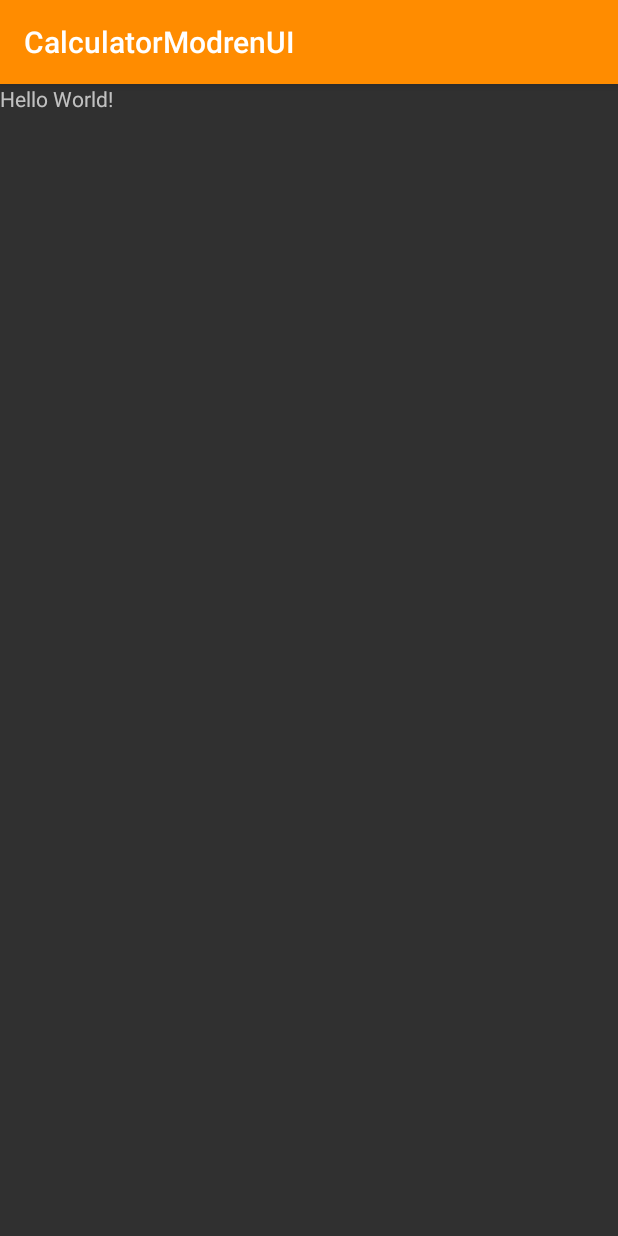
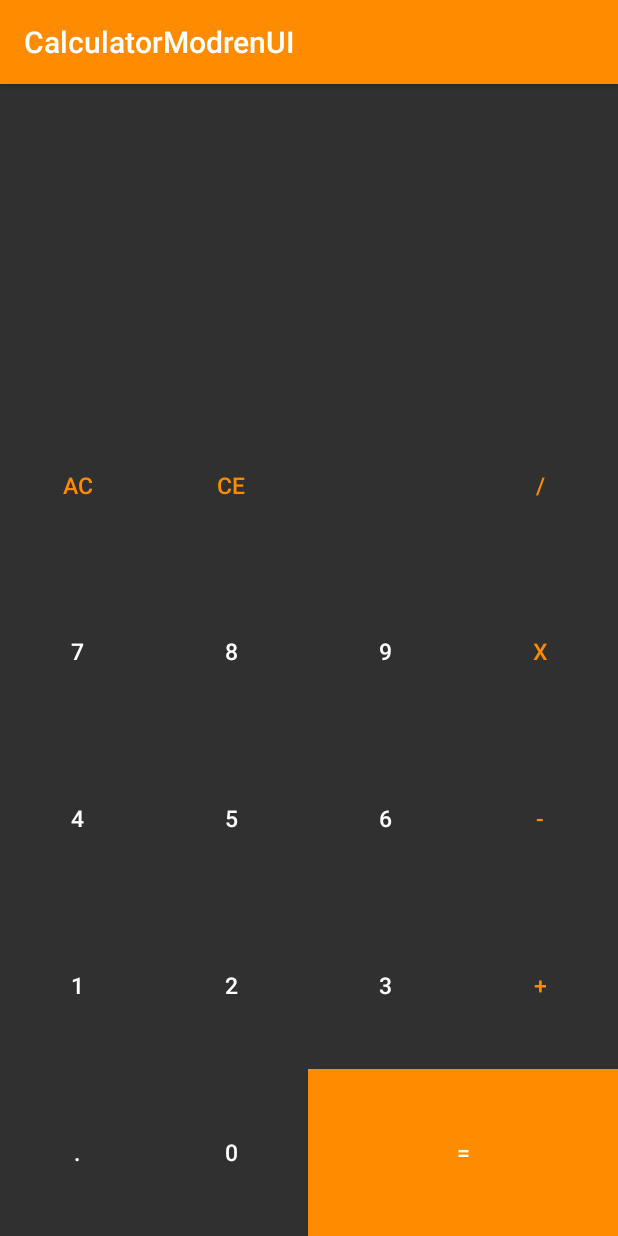
Before and after one commit to snimarpal/CalculatorModrenUI, an Android app: the screen it shows after launch (MainActivity), on a phone screen of 412 x 824 dp. Run offline under Robolectric (Android 15) with nearby library versions, the phone set to English and light mode, and no system bars.

Commit message:
Changes to styles.xml, activity_main.xml.xml and the ui part is finished

```diff
--- a/app/src/main/res/layout/activity_main.xml
+++ b/app/src/main/res/layout/activity_main.xml
@@ -4,15 +4,151 @@
     xmlns:tools="http://schemas.android.com/tools"
     android:layout_width="match_parent"
     android:layout_height="match_parent"
+    android:orientation="vertical"
     tools:context=".MainActivity">
 
-    <TextView
-        android:layout_width="wrap_content"
+    <LinearLayout
+        android:layout_width="match_parent"
         android:layout_height="wrap_content"
-        android:text="Hello World!"
-        app:layout_constraintBottom_toBottomOf="parent"
-        app:layout_constraintEnd_toEndOf="parent"
-        app:layout_constraintStart_toStartOf="parent"
-        app:layout_constraintTop_toTopOf="parent" />
+        android:layout_weight="1"
+        android:orientation="vertical">
+
+
+        <TextView
+            android:layout_width="match_parent"
+            android:layout_height="wrap_content"
+            android:layout_margin="20dp"
+            android:text=""
+            android:layout_gravity="center"
+            android:gravity="center"
+            android:textSize="25dp" />
+
+        <TextView
+            android:layout_width="match_parent"
+            android:layout_height="wrap_content"
+            android:layout_margin="20dp"
+            android:text=""
+            android:layout_gravity="center"
+            android:gravity="center"
+            android:textSize="25dp" />
+
+    </LinearLayout>
+
+    <LinearLayout
+        style="@style/buttonRow">
+
+        <Button
+            style="@style/buttonOPeration"
+            android:text="AC" >
+        </Button>
+
+        <Button
+            style="@style/buttonOPeration"
+            android:text="CE" >
+        </Button>
+
+        <Button
+            style="@style/buttonNumber">
+        </Button>
+
+        <Button
+            style="@style/buttonOPeration"
+            android:text="/" >
+        </Button>
+    </LinearLayout>
+    <LinearLayout
+        style="@style/buttonRow">
+
+        <Button
+            style="@style/buttonNumber"
+            android:text="7" >
+        </Button>
+
+        <Button
+            style="@style/buttonNumber"
+            android:text="8" >
+        </Button>
+
+        <Button
+            style="@style/buttonNumber"
+            android:text="9" >
+        </Button>
+
+        <Button
+            style="@style/buttonOPeration"
+            android:text="X" >
+        </Button>
+    </LinearLayout>
+
+    <LinearLayout
+        style="@style/buttonRow">
+
+        <Button
+            style="@style/buttonNumber"
+            android:text="4" >
+        </Button>
+
+        <Button
+            style="@style/buttonNumber"
+            android:text="5" >
+        </Button>
+
+        <Button
+            style="@style/buttonNumber"
+            android:text="6" >
+        </Button>
+
+        <Button
+            style="@style/buttonOPeration"
+            android:text="-" >
+        </Button>
+    </LinearLayout>
+
+    <LinearLayout
+        style="@style/buttonRow">
+
+        <Button
+            style="@style/buttonNumber"
+            android:text="1" >
+        </Button>
+
+        <Button
+            style="@style/buttonNumber"
+            android:text="2" >
+        </Button>
+
+        <Button
+            style="@style/buttonNumber"
+            android:text="3" >
+        </Button>
+
+        <Button
+            style="@style/buttonOPeration"
+            android:text="+" >
+        </Button>
+    </LinearLayout>
+
+    <LinearLayout
+        style="@style/buttonRow">
+
+        <Button
+            style="@style/buttonNumber"
+            android:text="." >
+        </Button>
+
+        <Button
+            style="@style/buttonNumber"
+            android:text="0" >
+        </Button>
+
+
+
+        <Button
+            style="@style/buttonNumber"
+            android:background="@color/orange"
+            android:layout_weight="2"
+            android:text="=" >
+        </Button>
+    </LinearLayout>
 
 </LinearLayout>
--- /dev/null
+++ b/app/src/main/res/values/styles.xml
@@ -0,0 +1,26 @@
+<?xml version="1.0" encoding="utf-8"?>
+<resources>\
+    <style name="buttonRow">
+        <item name="android:layout_width">match_parent</item>
+        <item name="android:layout_height">wrap_content</item>
+        <item name="android:layout_weight">1</item>
+    </style>
+
+    <style name="buttonNumber">
+        <item name="android:layout_width">0dp</item>
+        <item name="android:layout_height">match_parent</item>
+        <item name="android:layout_weight">1</item>
+        <item name="android:textSize">15dp</item>
+        <item name="android:background">@null</item>
+        <item name="android:textColor">@color/white</item>
+    </style>
+
+    <style name="buttonOPeration">
+        <item name="android:layout_width">0dp</item>
+        <item name="android:layout_height">match_parent</item>
+        <item name="android:layout_weight">1</item>
+        <item name="android:textSize">15dp</item>
+        <item name="android:background">@null</item>
+        <item name="android:textColor">@color/orange</item>
+    </style>
+</resources>
```
